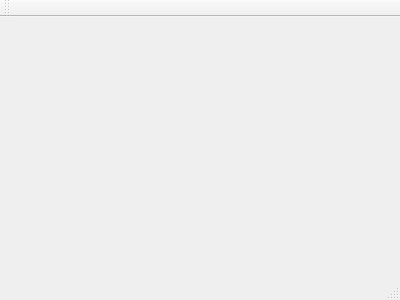
Before: the Qt Designer form invadeui.ui in neodc/Invade, drawn with Qt 5.
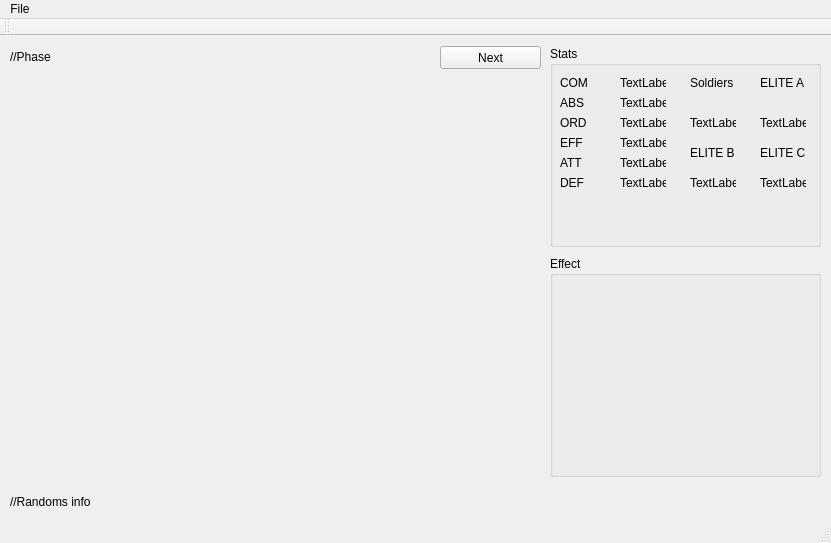
After: the same form once the commit is applied.

Diff of the .ui file:
```diff
--- a/invadeui.ui
+++ b/invadeui.ui
@@ -1,24 +1,394 @@
 <ui version="4.0">
  <class>InvadeUI</class>
- <widget class="QMainWindow" name="InvadeUI" >
-  <property name="geometry" >
+ <widget class="QMainWindow" name="InvadeUI">
+  <property name="geometry">
    <rect>
     <x>0</x>
     <y>0</y>
-    <width>400</width>
-    <height>300</height>
+    <width>831</width>
+    <height>543</height>
    </rect>
   </property>
   <property name="windowTitle" >
    <string>InvadeUI</string>
   </property>
-  <widget class="QMenuBar" name="menuBar" />
-  <widget class="QToolBar" name="mainToolBar" />
-  <widget class="QWidget" name="centralWidget" />
-  <widget class="QStatusBar" name="statusBar" />
+  <widget class="QWidget" name="centralWidget">
+   <widget class="QWidget" name="gridLayoutWidget">
+    <property name="geometry">
+     <rect>
+      <x>10</x>
+      <y>40</y>
+      <width>531</width>
+      <height>401</height>
+     </rect>
+    </property>
+    <layout class="QGridLayout" name="Board_"/>
+   </widget>
+   <widget class="QLabel" name="Phase_">
+    <property name="geometry">
+     <rect>
+      <x>10</x>
+      <y>10</y>
+      <width>421</width>
+      <height>21</height>
+     </rect>
+    </property>
+    <property name="text">
+     <string>//Phase</string>
+    </property>
+   </widget>
+   <widget class="QPushButton" name="Next_">
+    <property name="geometry">
+     <rect>
+      <x>440</x>
+      <y>10</y>
+      <width>101</width>
+      <height>23</height>
+     </rect>
+    </property>
+    <property name="text">
+     <string>Next</string>
+    </property>
+   </widget>
+   <widget class="QGroupBox" name="Stats_">
+    <property name="geometry">
+     <rect>
+      <x>550</x>
+      <y>10</y>
+      <width>271</width>
+      <height>201</height>
+     </rect>
+    </property>
+    <property name="title">
+     <string>Stats</string>
+    </property>
+    <widget class="QLabel" name="COM_label_">
+     <property name="geometry">
+      <rect>
+       <x>10</x>
+       <y>30</y>
+       <width>46</width>
+       <height>13</height>
+      </rect>
+     </property>
+     <property name="text">
+      <string>COM</string>
+     </property>
+    </widget>
+    <widget class="QLabel" name="ABS_label_">
+     <property name="geometry">
+      <rect>
+       <x>10</x>
+       <y>50</y>
+       <width>46</width>
+       <height>13</height>
+      </rect>
+     </property>
+     <property name="text">
+      <string>ABS</string>
+     </property>
+    </widget>
+    <widget class="QLabel" name="ORD_label_">
+     <property name="geometry">
+      <rect>
+       <x>10</x>
+       <y>70</y>
+       <width>46</width>
+       <height>13</height>
+      </rect>
+     </property>
+     <property name="text">
+      <string>ORD</string>
+     </property>
+    </widget>
+    <widget class="QLabel" name="EFF_label_">
+     <property name="geometry">
+      <rect>
+       <x>10</x>
+       <y>90</y>
+       <width>46</width>
+       <height>13</height>
+      </rect>
+     </property>
+     <property name="text">
+      <string>EFF</string>
+     </property>
+    </widget>
+    <widget class="QLabel" name="ATT_label_">
+     <property name="geometry">
+      <rect>
+       <x>10</x>
+       <y>110</y>
+       <width>46</width>
+       <height>13</height>
+      </rect>
+     </property>
+     <property name="text">
+      <string>ATT</string>
+     </property>
+    </widget>
+    <widget class="QLabel" name="DEF_label_">
+     <property name="geometry">
+      <rect>
+       <x>10</x>
+       <y>130</y>
+       <width>46</width>
+       <height>13</height>
+      </rect>
+     </property>
+     <property name="text">
+      <string>DEF</string>
+     </property>
+    </widget>
+    <widget class="QLabel" name="COM_value_">
+     <property name="geometry">
+      <rect>
+       <x>70</x>
+       <y>30</y>
+       <width>46</width>
+       <height>13</height>
+      </rect>
+     </property>
+     <property name="text">
+      <string>TextLabel</string>
+     </property>
+    </widget>
+    <widget class="QLabel" name="ABS_value_">
+     <property name="geometry">
+      <rect>
+       <x>70</x>
+       <y>50</y>
+       <width>46</width>
+       <height>13</height>
+      </rect>
+     </property>
+     <property name="text">
+      <string>TextLabel</string>
+     </property>
+    </widget>
+    <widget class="QLabel" name="ORD_value_">
+     <property name="geometry">
+      <rect>
+       <x>70</x>
+       <y>70</y>
+       <width>46</width>
+       <height>13</height>
+      </rect>
+     </property>
+     <property name="text">
+      <string>TextLabel</string>
+     </property>
+    </widget>
+    <widget class="QLabel" name="EFF_value_">
+     <property name="geometry">
+      <rect>
+       <x>70</x>
+       <y>90</y>
+       <width>46</width>
+       <height>13</height>
+      </rect>
+     </property>
+     <property name="text">
+      <string>TextLabel</string>
+     </property>
+    </widget>
+    <widget class="QLabel" name="DEF_value_">
+     <property name="geometry">
+      <rect>
+       <x>70</x>
+       <y>130</y>
+       <width>46</width>
+       <height>13</height>
+      </rect>
+     </property>
+     <property name="text">
+      <string>TextLabel</string>
+     </property>
+    </widget>
+    <widget class="QLabel" name="ATT_value_">
+     <property name="geometry">
+      <rect>
+       <x>70</x>
+       <y>110</y>
+       <width>46</width>
+       <height>13</height>
+      </rect>
+     </property>
+     <property name="text">
+      <string>TextLabel</string>
+     </property>
+    </widget>
+    <widget class="QLabel" name="Soldiers_label_">
+     <property name="geometry">
+      <rect>
+       <x>140</x>
+       <y>30</y>
+       <width>46</width>
+       <height>13</height>
+      </rect>
+     </property>
+     <property name="text">
+      <string>Soldiers</string>
+     </property>
+    </widget>
+    <widget class="QLabel" name="ELITEA_label_">
+     <property name="geometry">
+      <rect>
+       <x>210</x>
+       <y>30</y>
+       <width>46</width>
+       <height>13</height>
+      </rect>
+     </property>
+     <property name="text">
+      <string>ELITE A</string>
+     </property>
+    </widget>
+    <widget class="QLabel" name="ELITEB_label_">
+     <property name="geometry">
+      <rect>
+       <x>140</x>
+       <y>100</y>
+       <width>46</width>
+       <height>13</height>
+      </rect>
+     </property>
+     <property name="text">
+      <string>ELITE B</string>
+     </property>
+    </widget>
+    <widget class="QLabel" name="ELITEC_label_">
+     <property name="geometry">
+      <rect>
+       <x>210</x>
+       <y>100</y>
+       <width>46</width>
+       <height>13</height>
+      </rect>
+     </property>
+     <property name="text">
+      <string>ELITE C</string>
+     </property>
+    </widget>
+    <widget class="QLabel" name="Soldiers_value_">
+     <property name="geometry">
+      <rect>
+       <x>140</x>
+       <y>70</y>
+       <width>46</width>
+       <height>13</height>
+      </rect>
+     </property>
+     <property name="text">
+      <string>TextLabel</string>
+     </property>
+    </widget>
+    <widget class="QLabel" name="ELITEA_value_">
+     <property name="geometry">
+      <rect>
+       <x>210</x>
+       <y>70</y>
+       <width>46</width>
+       <height>13</height>
+      </rect>
+     </property>
+     <property name="text">
+      <string>TextLabel</string>
+     </property>
+    </widget>
+    <widget class="QLabel" name="ELITEB_value_">
+     <property name="geometry">
+      <rect>
+       <x>140</x>
+       <y>130</y>
+       <width>46</width>
+       <height>13</height>
+      </rect>
+     </property>
+     <property name="text">
+      <string>TextLabel</string>
+     </property>
+    </widget>
+    <widget class="QLabel" name="ELITEC_value_">
+     <property name="geometry">
+      <rect>
+       <x>210</x>
+       <y>130</y>
+       <width>46</width>
+       <height>13</height>
+      </rect>
+     </property>
+     <property name="text">
+      <string>TextLabel</string>
+     </property>
+    </widget>
+   </widget>
+   <widget class="QGroupBox" name="Effect_">
+    <property name="geometry">
+     <rect>
+      <x>550</x>
+      <y>220</y>
+      <width>271</width>
+      <height>221</height>
+     </rect>
+    </property>
+    <property name="title">
+     <string>Effect</string>
+    </property>
+   </widget>
+   <widget class="QLabel" name="label">
+    <property name="geometry">
+     <rect>
+      <x>10</x>
+      <y>450</y>
+      <width>811</width>
+      <height>31</height>
+     </rect>
+    </property>
+    <property name="text">
+     <string>//Randoms info</string>
+    </property>
+   </widget>
+  </widget>
+  <widget class="QMenuBar" name="menuBar">
+   <property name="geometry">
+    <rect>
+     <x>0</x>
+     <y>0</y>
+     <width>831</width>
+     <height>21</height>
+    </rect>
+   </property>
+   <widget class="QMenu" name="menuFile">
+    <property name="title">
+     <string>File</string>
+    </property>
+    <addaction name="actionNew_Game"/>
+    <addaction name="actionQuit"/>
+   </widget>
+   <addaction name="menuFile"/>
+  </widget>
+  <widget class="QToolBar" name="mainToolBar">
+   <attribute name="toolBarArea">
+    <enum>TopToolBarArea</enum>
+   </attribute>
+   <attribute name="toolBarBreak">
+    <bool>false</bool>
+   </attribute>
+  </widget>
+  <widget class="QStatusBar" name="statusBar"/>
+  <action name="actionNew_Game">
+   <property name="text">
+    <string>New Game</string>
+   </property>
+  </action>
+  <action name="actionQuit">
+   <property name="text">
+    <string>Quit</string>
+   </property>
+  </action>
  </widget>
- <layoutDefault spacing="6" margin="11" />
- <pixmapfunction></pixmapfunction>
+ <layoutdefault spacing="6" margin="11"/>
  <resources/>
  <connections/>
 </ui>
```
Left out of the diff: 3 changed lines with no effect on the pictures.
